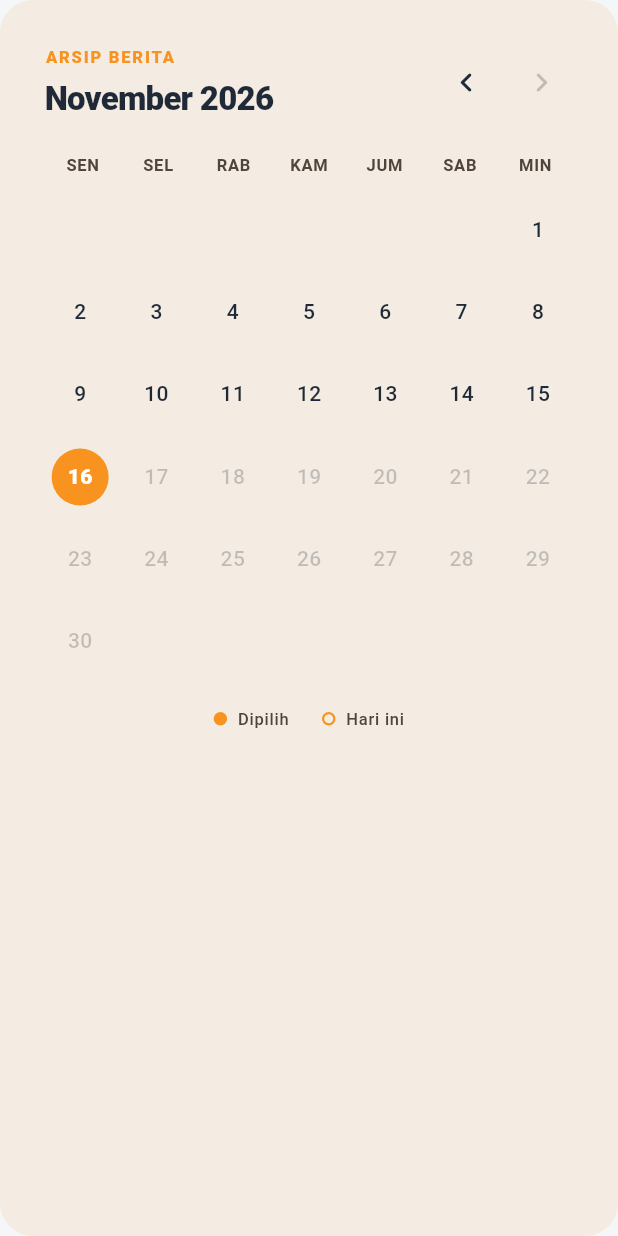
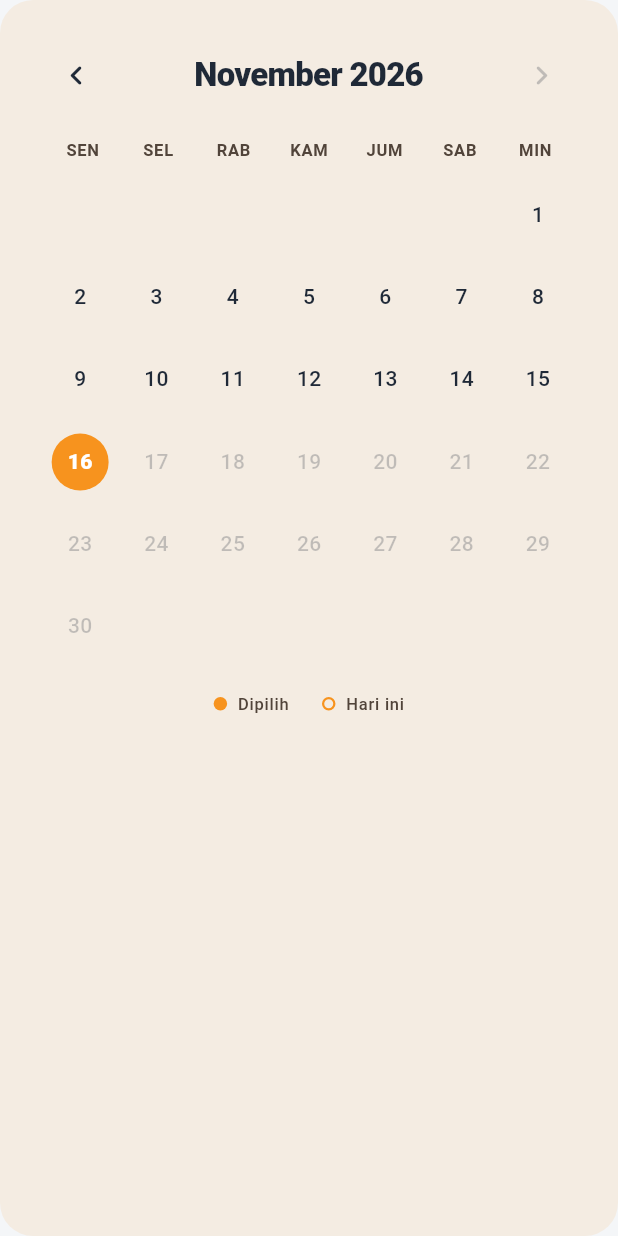
Before and after one commit to fauza-alifa/inkora-app, a Flutter app: the ArchiveCalendar widget shown alone on an empty page, opened directly with empty values, on a phone screen of 412 x 824 dp. Run offline on Flutter 3.47's test engine with Material 3 defaults, Android fonts, the phone set to English and light mode, and no system bars; our stand-ins replace cached_network_image, flutter_dotenv, flutter_riverpod, shared_preferences; accounts and stored records are empty; network calls fail.

Commit message:
updating archive calendar

```diff
--- a/lib/ui/screens/archive/widgets/archive_calendar.dart
+++ b/lib/ui/screens/archive/widgets/archive_calendar.dart
@@ -100,7 +100,9 @@ class _ArchiveCalendarState extends State<ArchiveCalendar> {
     final colors = theme.colorScheme;
     final isDark = theme.brightness == Brightness.dark;
 
-    final calendarBackground = isDark ? AppTheme.inkoraBlue : AppTheme.primaryOrange.withValues(alpha: 0.1);
+    final calendarBackground = isDark
+        ? AppTheme.inkoraBlue
+        : AppTheme.primaryOrange.withValues(alpha: 0.1);
 
     final secondaryTextColor = colors.onSurfaceVariant;
 
@@ -119,7 +121,7 @@ class _ArchiveCalendarState extends State<ArchiveCalendar> {
     final totalCells = ((startingOffset + daysInMonth + 6) ~/ 7) * 7;
 
     return Container(
-      padding: const EdgeInsets.all(30),
+      padding: EdgeInsets.all(30),
       decoration: BoxDecoration(
         color: calendarBackground,
         borderRadius: BorderRadius.circular(22),
@@ -130,7 +132,7 @@ class _ArchiveCalendarState extends State<ArchiveCalendar> {
           // Calendar header
           _buildMonthHeader(theme, colors),
 
-          const SizedBox(height: 22),
+          SizedBox(height: 22),
 
           // Weekday labels
           Row(
@@ -150,14 +152,14 @@ class _ArchiveCalendarState extends State<ArchiveCalendar> {
             }).toList(),
           ),
 
-          const SizedBox(height: 12),
+          SizedBox(height: 12),
 
           // Calendar dates
           GridView.builder(
             shrinkWrap: true,
-            physics: const NeverScrollableScrollPhysics(),
+            physics: NeverScrollableScrollPhysics(),
             itemCount: totalCells,
-            gridDelegate: const SliverGridDelegateWithFixedCrossAxisCount(
+            gridDelegate: SliverGridDelegateWithFixedCrossAxisCount(
               crossAxisCount: 7,
               mainAxisSpacing: 8,
               crossAxisSpacing: 4,
@@ -167,7 +169,7 @@ class _ArchiveCalendarState extends State<ArchiveCalendar> {
               final dayNumber = index - startingOffset + 1;
 
               if (dayNumber < 1 || dayNumber > daysInMonth) {
-                return const SizedBox.shrink();
+                return SizedBox.shrink();
               }
 
               final date = DateTime(
@@ -194,7 +196,7 @@ class _ArchiveCalendarState extends State<ArchiveCalendar> {
             },
           ),
 
-          const SizedBox(height: 20),
+          SizedBox(height: 20),
 
           Row(
             mainAxisAlignment: MainAxisAlignment.center,
@@ -206,7 +208,7 @@ class _ArchiveCalendarState extends State<ArchiveCalendar> {
                 colors: colors,
               ),
 
-              const SizedBox(width: 22),
+              SizedBox(width: 22),
 
               _buildLegend(
                 color: Colors.transparent,
@@ -227,33 +229,6 @@ class _ArchiveCalendarState extends State<ArchiveCalendar> {
 
     return Row(
       children: [
-        Expanded(
-          child: Column(
-            crossAxisAlignment: CrossAxisAlignment.start,
-            children: [
-              Text(
-                'ARSIP BERITA',
-                style: theme.textTheme.labelSmall?.copyWith(
-                  color: colors.primary,
-                  fontWeight: FontWeight.w800,
-                  letterSpacing: 1.2,
-                ),
-              ),
-
-              const SizedBox(height: 5),
-
-              Text(
-                monthLabel,
-                style: theme.textTheme.titleLarge?.copyWith(
-                  color: colors.onSurface,
-                  fontWeight: FontWeight.w800,
-                  letterSpacing: -0.5,
-                ),
-              ),
-            ],
-          ),
-        ),
-
         _buildMonthButton(
           icon: Icons.chevron_left_rounded,
           enabled: _canGoPrevious,
@@ -262,7 +237,19 @@ class _ArchiveCalendarState extends State<ArchiveCalendar> {
           colors: colors,
         ),
 
-        const SizedBox(width: 8),
+        Spacer(),
+
+        Text(
+          monthLabel,
+          textAlign: TextAlign.center,
+          style: theme.textTheme.titleLarge?.copyWith(
+            color: colors.onSurface,
+            fontWeight: FontWeight.w800,
+            letterSpacing: -0.5,
+          ),
+        ),
+
+        Spacer(),
 
         _buildMonthButton(
           icon: Icons.chevron_right_rounded,
@@ -316,7 +303,7 @@ class _ArchiveCalendarState extends State<ArchiveCalendar> {
 
     return Center(
       child: AnimatedContainer(
-        duration: const Duration(milliseconds: 180),
+        duration: Duration(milliseconds: 180),
         width: 38,
         height: 38,
         decoration: BoxDecoration(
@@ -329,7 +316,7 @@ class _ArchiveCalendarState extends State<ArchiveCalendar> {
         child: Material(
           color: Colors.transparent,
           child: InkWell(
-            customBorder: const CircleBorder(),
+            customBorder: CircleBorder(),
             onTap: isDisabled ? null : () => _selectDate(date),
             child: Center(
               child: Text(
@@ -370,7 +357,7 @@ class _ArchiveCalendarState extends State<ArchiveCalendar> {
           ),
         ),
 
-        const SizedBox(width: 7),
+        SizedBox(width: 7),
 
         Text(
           label,
```
